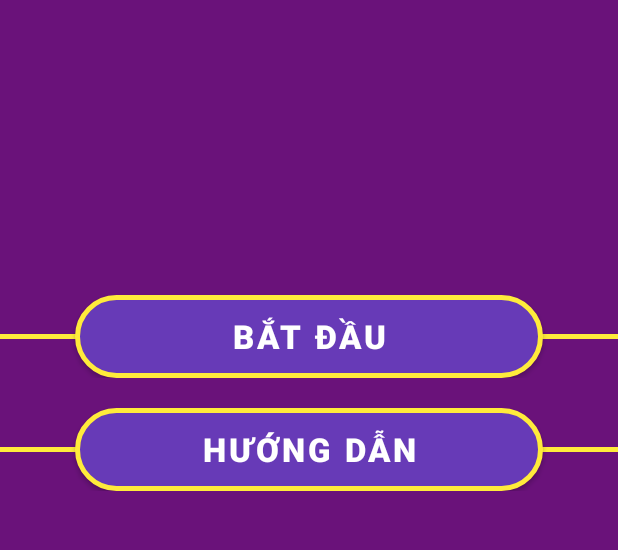
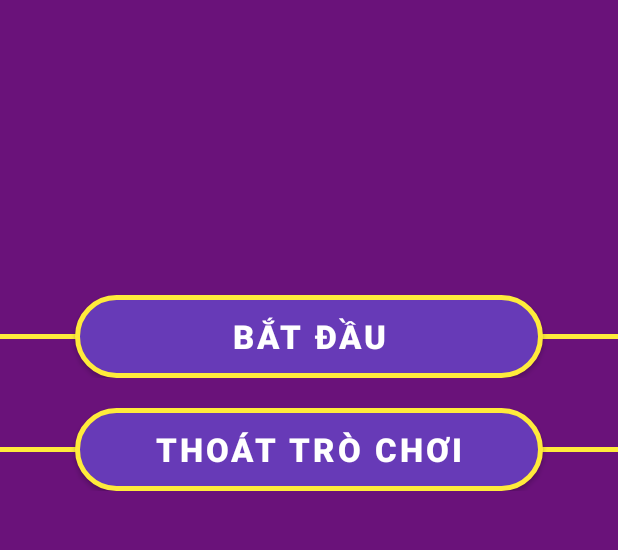
Before and after one commit to mailongthanh/The-Life, an Android app: the AiLaTrieuPhu screen opened directly, with no data from a screen before it, on a phone screen of 412 x 824 dp, the part 534-1084 px from its top. Run offline under Robolectric (Android 15) with nearby library versions, the phone set to English and light mode, and no system bars.

Commit message:
thêm nút cho ALTP

```diff
--- a/app/src/main/java/com/ntsua/thelife/AiLaTrieuPhu.java
+++ b/app/src/main/java/com/ntsua/thelife/AiLaTrieuPhu.java
@@ -18,4 +18,9 @@ public class AiLaTrieuPhu extends AppCompatActivity {
         Intent i = new Intent(this,AiLaTrieuPhu_ing.class);
         startActivity(i);
     }
+
+    public void btn_quitgame(View view) {
+        Intent i = new Intent(this,Playground.class);
+        startActivity(i);
+    }
 }
--- a/app/src/main/java/com/ntsua/thelife/AiLaTrieuPhu_ing.java
+++ b/app/src/main/java/com/ntsua/thelife/AiLaTrieuPhu_ing.java
@@ -1,5 +1,6 @@
 package com.ntsua.thelife;
 
+import android.content.Intent;
 import android.os.Bundle;
 import android.os.CountDownTimer;
 import android.view.View;
@@ -216,5 +217,8 @@ public class AiLaTrieuPhu_ing extends AppCompatActivity {
     }
 
 
-
+    public void btn_close(View view) {
+        Intent i = new Intent(this,AiLaTrieuPhu.class);
+        startActivity(i);
+    }
 }
--- a/app/src/main/res/layout/activity_ailatrieuphu.xml
+++ b/app/src/main/res/layout/activity_ailatrieuphu.xml
@@ -58,12 +58,13 @@
                 android:background="#FFEB3B"/>
 
             <Button
+                android:onClick="btn_quitgame"
                 android:layout_width="match_parent"
                 android:layout_height="match_parent"
                 android:layout_marginLeft="50dp"
                 android:layout_marginRight="50dp"
                 android:background="@drawable/altp_btn"
-                android:text="Hướng Dẫn"
+                android:text="Thoát trò chơi"
                 android:textColor="#fff"
                 android:textSize="22sp"
                 android:textStyle="bold"
--- a/app/src/main/res/layout/activity_ailatrieuphu_ing.xml
+++ b/app/src/main/res/layout/activity_ailatrieuphu_ing.xml
@@ -24,11 +24,11 @@
                     android:orientation="horizontal"
                     android:gravity="center">
                     <ImageView
-                        android:onClick="btn_5050"
+                        android:onClick="btn_close"
                         android:padding="8dp"
                         android:layout_width="50dp"
                         android:layout_height="50dp"
-                        android:src="@drawable/altp_5050"
+                        android:src="@drawable/altp_close"
                         app:tint="#fff"
                         android:layout_marginRight="20dp"/>
                     <ImageView
@@ -52,9 +52,11 @@
                         app:tint="#fff"
                         android:layout_marginLeft="20dp"/>
                     <ImageView
+                        android:onClick="btn_5050"
                         android:padding="8dp"
                         android:layout_width="50dp"
                         android:layout_height="50dp"
+                        android:src="@drawable/altp_5050"
                         app:tint="#fff"
                         android:layout_marginLeft="20dp"/>
                 </LinearLayout>
```
Also changed, not shown: 11 other files.
